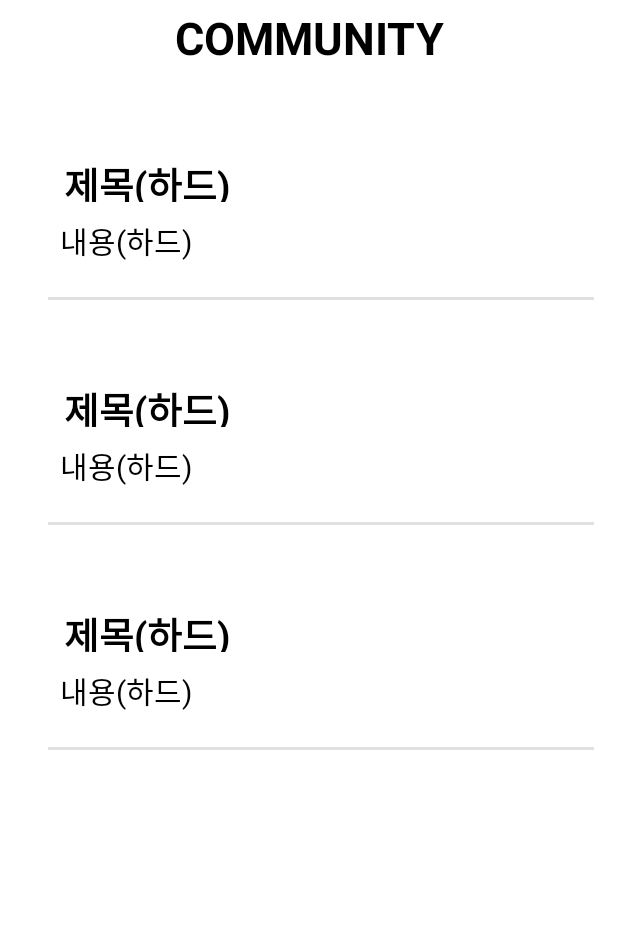
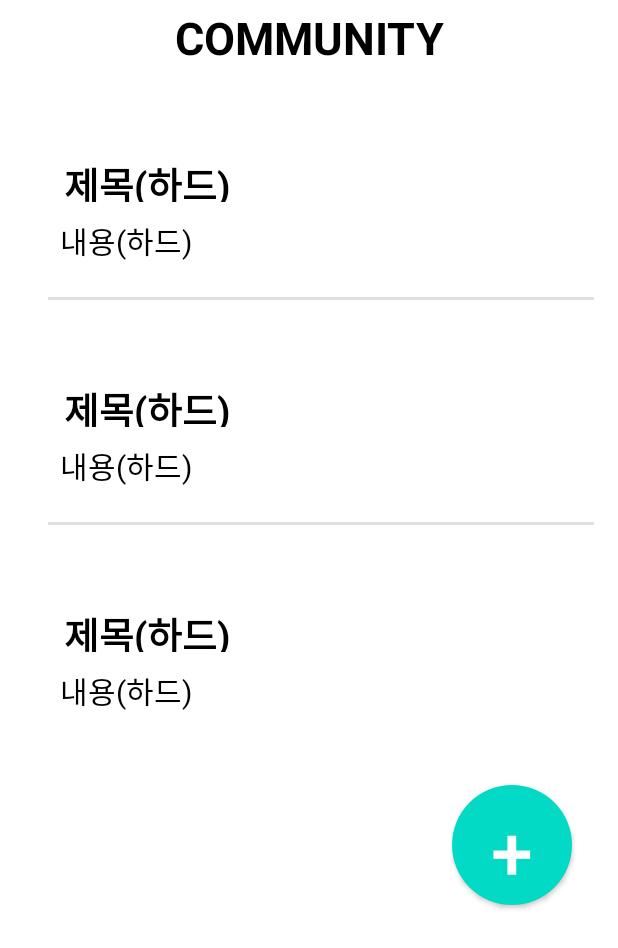
Before and after one commit to cbnu-trash-go/trashGo-android, an Android app: the layout fragment_community_list.xml on its own in the app's theme, with its tools: preview values and no code run, on a phone screen of 412 x 824 dp. Shown: the top 948 px of the screen. Run offline under Robolectric (Android 15) with nearby library versions, the phone set to English and light mode, and no system bars.

Commit message:
ragment to fragment 이동하는거 메인에 해놧고 그걸로 comu에서 comuwrite로 이동가능하게함.

```diff
--- /dev/null
+++ b/app/src/main/res/drawable/solid_button.xml
@@ -0,0 +1,8 @@
+<?xml version="1.0" encoding="utf-8"?>
+<shape xmlns:android="http://schemas.android.com/apk/res/android">
+    <solid
+        android:color="#008000"/>
+
+    <corners
+        android:radius="50dp"/>
+</shape>
--- a/app/src/main/res/layout/fragment_community_list.xml
+++ b/app/src/main/res/layout/fragment_community_list.xml
@@ -11,6 +11,11 @@ android:layout_height="match_parent">
     android:layout_width="fill_parent"
     android:layout_height="fill_parent"
     android:weightSum="20">
+
+    <LinearLayout
+        android:layout_width="match_parent"
+        android:layout_height="wrap_content"
+        android:orientation="vertical"></LinearLayout>
 
     <LinearLayout
         android:layout_width="fill_parent"
@@ -36,7 +41,7 @@ android:layout_height="match_parent">
 
         <LinearLayout
             android:layout_width="match_parent"
-            android:layout_height="680dp"
+            android:layout_height="473dp"
             android:orientation="vertical"
             android:padding="16dp">
 
@@ -44,14 +49,40 @@ android:layout_height="match_parent">
                 android:id="@+id/list"
                 android:name="com.trashgo.app.CommunityFragment"
                 android:layout_width="379dp"
-                android:layout_height="532dp"
+                android:layout_height="432dp"
                 android:layout_marginLeft="16dp"
                 android:layout_marginRight="16dp"
                 app:layoutManager="LinearLayoutManager"
                 tools:context=".fragment.CommunityFragment"
                 tools:listitem="@layout/fragment_community" />
+
         </LinearLayout>
 
+        <LinearLayout
+            android:layout_width="match_parent"
+            android:layout_height="match_parent"
+            android:orientation="horizontal">
+<View
+    android:layout_width="0dp"
+    android:layout_height="0dp"
+    android:layout_weight="10"
+    />
+
+            <Button
+
+                android:id="@+id/writebutton"
+                android:layout_width="80dp"
+                android:layout_height="80dp"
+                android:text="+"
+                android:textSize="50dp"
+                android:background="@drawable/solid_button"
+                />
+            <View
+                android:layout_width="0dp"
+                android:layout_height="0dp"
+                android:layout_weight="1"
+                />
+        </LinearLayout>
 
 
     </LinearLayout>
```
Also changed, not shown: app/src/main/java/com/trashgo/app/MainActivity.java (+17 -1 lines), app/src/main/java/com/trashgo/app/fragment/CommunityFragment.java (+25 -2 lines), app/src/main/java/com/trashgo/app/fragment/ComuWriteFragment.java (added, +70 -0 lines), app/src/main/res/layout/fragment_comuwrite.xml (added, +88 -0 lines).
